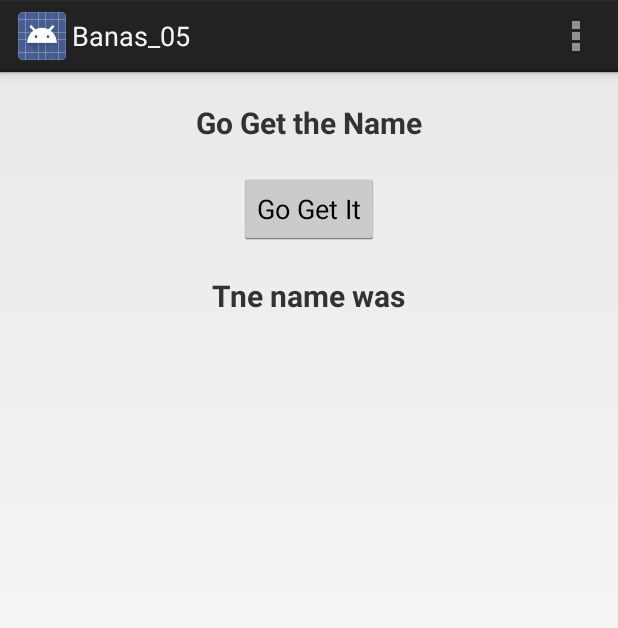
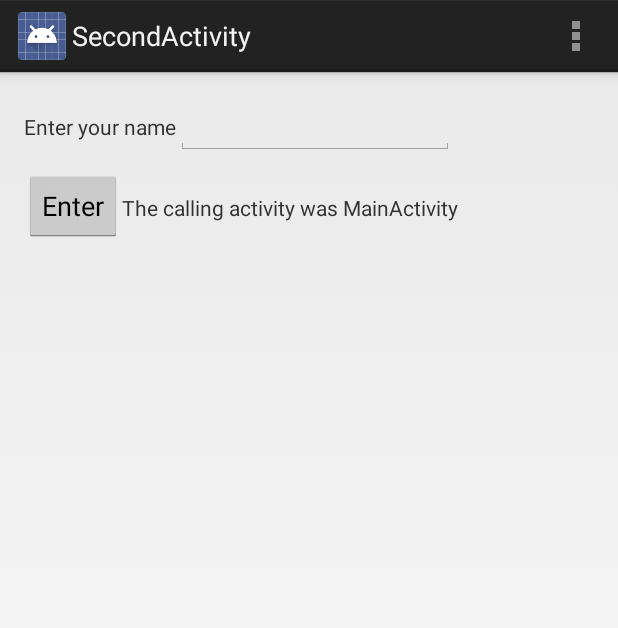
Before and after one commit to devra1/Banas_05, an Android app: the screen it shows after launch (MainActivity before the commit, SecondActivity after it), after a tap on "Go Get It", on a phone screen of 412 x 824 dp. Shown: the top 628 px of the screen. Run offline under Robolectric (Android 15) with nearby library versions, the phone set to English and light mode, and no system bars.

Commit message:
working version of second try

```diff
--- a/app/src/main/java/com/example/ray/banas_05/MainActivity.java
+++ b/app/src/main/java/com/example/ray/banas_05/MainActivity.java
@@ -1,10 +1,12 @@
 package com.example.ray.banas_05;
 
 import android.app.Activity;
+import android.content.Intent;
 import android.os.Bundle;
 import android.view.Menu;
 import android.view.MenuItem;
 import android.view.View;
+import android.widget.TextView;
 
 //
 //  How to Make Android Apps 5  (Derek Banas)
@@ -14,6 +16,10 @@ import android.view.View;
 //
 
 public class MainActivity extends Activity {
+
+    public final static String ACTIVITY_NAME = "ActivityName";
+    public final static String USERS_NAME = "UserName";
+
 
     @Override
     protected void onCreate(Bundle savedInstanceState) {
@@ -44,5 +50,18 @@ public class MainActivity extends Activity {
     }
 
     public void onGetNameClick(View view) {
+        Intent secondScreenIntent = new Intent(this, SecondActivity.class);
+        secondScreenIntent.putExtra(ACTIVITY_NAME, "MainActivity");
+        final int result = 1;
+        startActivityForResult(secondScreenIntent,result);
+    }
+
+    @Override
+    protected void onActivityResult(int requestCode, int resultCode, Intent data) {
+        super.onActivityResult(requestCode, resultCode, data);
+
+        String returnedName = data.getStringExtra(USERS_NAME);
+        TextView nameTextView = (TextView) findViewById(R.id.users_name_message);
+        nameTextView.append(" " + returnedName);
     }
 }
--- a/app/src/main/java/com/example/ray/banas_05/SecondActivity.java
+++ b/app/src/main/java/com/example/ray/banas_05/SecondActivity.java
@@ -1,18 +1,25 @@
 package com.example.ray.banas_05;
 
-import android.support.v7.app.ActionBarActivity;
+import android.app.Activity;
+import android.content.Intent;
 import android.os.Bundle;
 import android.view.Menu;
 import android.view.MenuItem;
 import android.view.View;
+import android.widget.EditText;
+import android.widget.TextView;
 
 
-public class SecondActivity extends ActionBarActivity {
+public class SecondActivity extends Activity {
 
     @Override
     protected void onCreate(Bundle savedInstanceState) {
         super.onCreate(savedInstanceState);
         setContentView(R.layout.activity_second);
+        Intent firstActivityIntent = getIntent();
+        String activityName = firstActivityIntent.getStringExtra(MainActivity.ACTIVITY_NAME);
+        TextView callingName = (TextView)findViewById(R.id.calling_activity_info_text_view);
+        callingName.append(" " + activityName);
     }
 
     @Override
@@ -38,5 +45,12 @@ public class SecondActivity extends ActionBarActivity {
     }
 
     public void onSendUsersName(View view) {
+        EditText usersEditText = (EditText) findViewById(R.id.user_name_edit_text);
+        String usersName = usersEditText.getText().toString();
+
+        Intent returnIntent = new Intent(this,MainActivity.class);
+        returnIntent.putExtra(MainActivity.USERS_NAME, usersName);
+        setResult(RESULT_OK,returnIntent);
+        finish();
     }
 }
```
Also changed, not shown: 1 other file.
